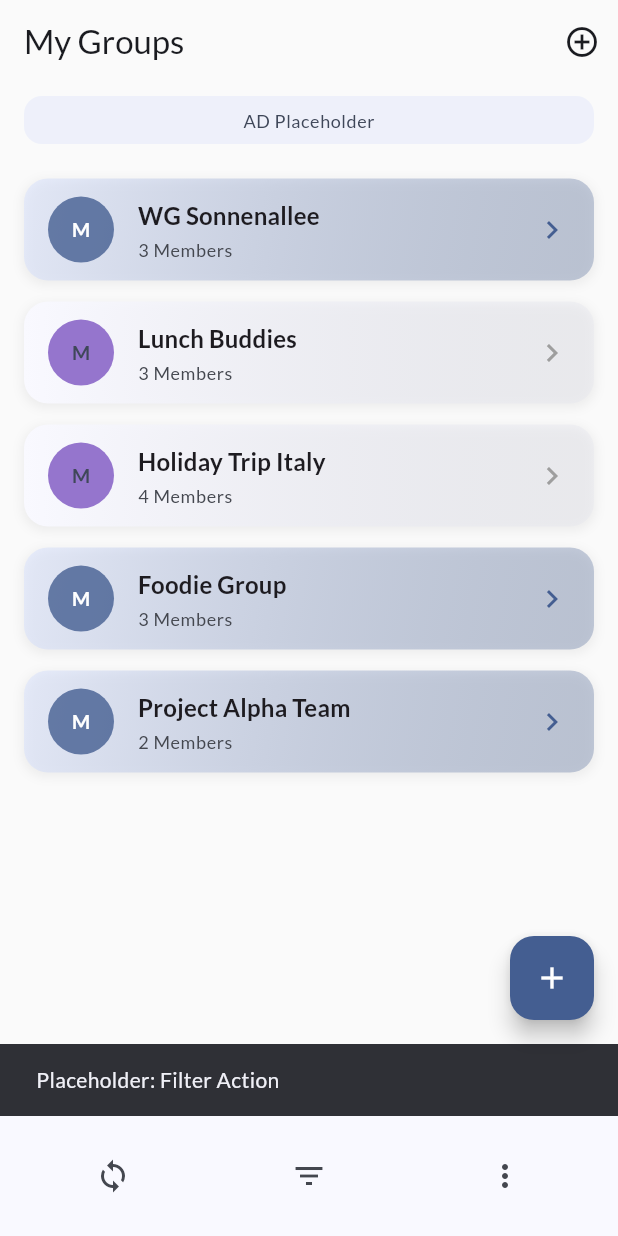
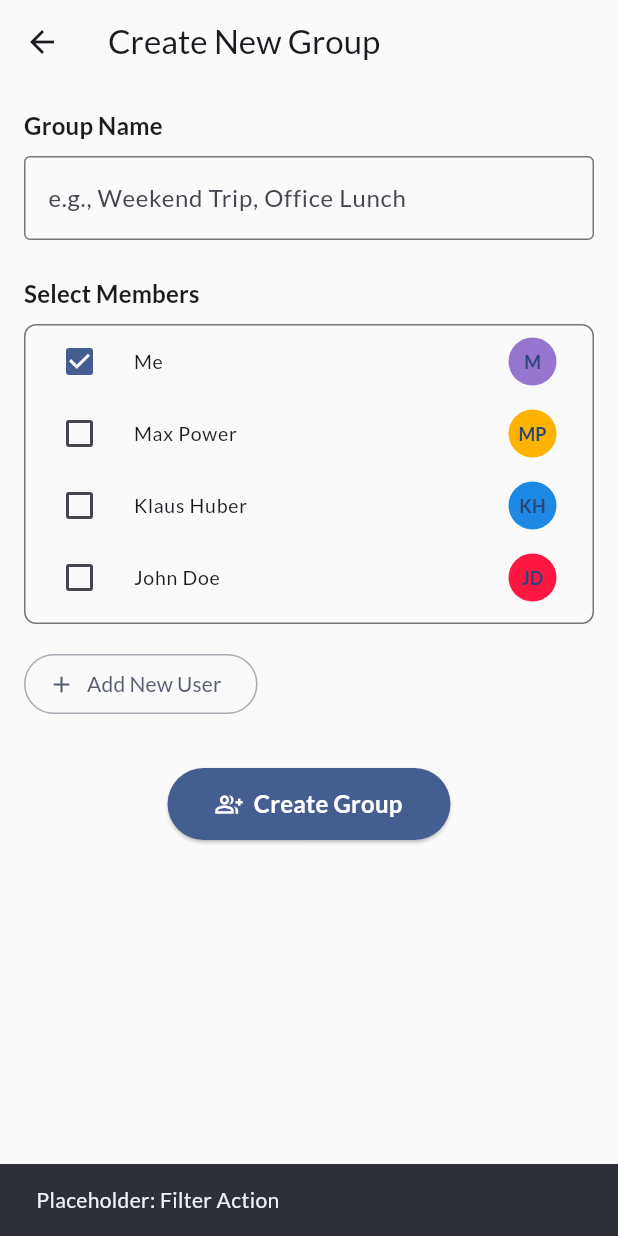
Before and after one commit to DonnerMarcel/Crossplatform_Project, a Flutter app: the screen it shows after launch, item 2 of the bottom bar chosen, after a tap on the "add circle outline" icon, on a phone screen of 412 x 824 dp. Run offline on Flutter 3.47's test engine with Material 3 defaults, Android fonts, the phone set to English and light mode, and no system bars; our stand-ins replace flutter_riverpod, google_fonts; accounts and stored records are empty.

Commit message:
Groups and User adding works

```diff
--- /dev/null
+++ b/lib/screens/add_group_screen.dart
@@ -0,0 +1,276 @@
+// lib/screens/add_group_screen.dart
+import 'package:flutter/material.dart';
+import 'package:flutter_riverpod/flutter_riverpod.dart';
+import 'package:collection/collection.dart'; // Import for firstWhereOrNull
+
+import '../models/models.dart';
+import '../providers.dart'; // To access GroupDataService
+
+class AddGroupScreen extends ConsumerStatefulWidget {
+  const AddGroupScreen({super.key});
+
+  @override
+  ConsumerState<AddGroupScreen> createState() => _AddGroupScreenState();
+}
+
+class _AddGroupScreenState extends ConsumerState<AddGroupScreen> {
+  final _formKey = GlobalKey<FormState>();
+  final _groupNameController = TextEditingController();
+  final _newUserNameController = TextEditingController();
+
+  // Local state to keep track of selected members
+  final Set<User> _selectedMembers = {};
+  // Local state to hold the list of all available users
+  List<User> _availableUsers = [];
+  // State to control visibility of the 'add new user' input
+  bool _showAddUserField = false;
+
+  @override
+  void initState() {
+    super.initState();
+    // Load initial available users when the screen loads
+    _availableUsers = ref.read(groupServiceProvider.notifier).getAllUsers();
+
+    // Automatically select the current user (if available)
+    // --- FIX: Declare currentUser as nullable (User?) ---
+    // --- FIX: Use firstWhereOrNull for safer lookup ---
+    final User? currentUser = _availableUsers.firstWhereOrNull(
+        (user) => user.name == 'Me' // Assuming 'Me' is the name in dummy_data
+        // No orElse needed with firstWhereOrNull, it returns null if not found
+        );
+
+    // Only add if currentUser was actually found
+    if (currentUser != null) {
+      _selectedMembers.add(currentUser);
+    }
+  }
+
+  @override
+  void dispose() {
+    _groupNameController.dispose();
+    _newUserNameController.dispose();
+    super.dispose();
+  }
+
+  // --- Method to add a newly created user ---
+  void _addNewUser() {
+    final newName = _newUserNameController.text.trim();
+    if (newName.isNotEmpty) {
+      // Check if user already exists (simple name check for now)
+      bool exists = _availableUsers.any((user) => user.name.toLowerCase() == newName.toLowerCase());
+      if (exists) {
+         ScaffoldMessenger.of(context).showSnackBar(
+           SnackBar(content: Text("User '$newName' already exists."))
+         );
+         return;
+      }
+
+      // Call the service to add the user
+      final newUser = ref.read(groupServiceProvider.notifier).addUser(newName);
+
+      // Update local state: add to available users and select them
+      setState(() {
+        // Ensure the list is updated before modifying selection
+        _availableUsers = ref.read(groupServiceProvider.notifier).getAllUsers();
+        _selectedMembers.add(newUser);
+        _showAddUserField = false; // Hide input field
+        _newUserNameController.clear(); // Clear the input field
+      });
+       ScaffoldMessenger.of(context).showSnackBar(
+         SnackBar(content: Text("User '${newUser.name}' added and selected."))
+       );
+    } else {
+       // Hide field if name is empty and button is pressed again
+       setState(() {
+         _showAddUserField = false;
+       });
+    }
+  }
+
+  // --- Method to save the new group ---
+  void _saveGroup() {
+    if (_formKey.currentState!.validate()) {
+      final groupName = _groupNameController.text.trim();
+      if (_selectedMembers.isEmpty) {
+        ScaffoldMessenger.of(context).showSnackBar(
+          const SnackBar(content: Text('Please select at least one member.'))
+        );
+        return;
+      }
+
+      // Call the service to add the group
+      ref.read(groupServiceProvider.notifier).addGroup(groupName, _selectedMembers.toList());
+
+      // Navigate back to the previous screen
+      Navigator.of(context).pop();
+       ScaffoldMessenger.of(context).showSnackBar(
+         SnackBar(content: Text("Group '$groupName' created."))
+       );
+    }
+  }
+
+  @override
+  Widget build(BuildContext context) {
+    final theme = Theme.of(context);
+    // Fetch the latest user list in build in case it changed via _addNewUser
+    // Note: This could be optimized if user list changes are rare during build
+    _availableUsers = ref.watch(groupServiceProvider.notifier).getAllUsers();
+
+
+    return Scaffold(
+      appBar: AppBar(
+        title: const Text('Create New Group'),
+      ),
+      body: SingleChildScrollView(
+        padding: const EdgeInsets.all(16.0),
+        child: Form(
+          key: _formKey,
+          child: Column(
+            crossAxisAlignment: CrossAxisAlignment.start,
+            children: [
+              // --- Group Name Input ---
+              Text('Group Name', style: theme.textTheme.titleMedium),
+              const SizedBox(height: 8),
+              TextFormField(
+                controller: _groupNameController,
+                decoration: const InputDecoration(
+                  hintText: 'e.g., Weekend Trip, Office Lunch',
+                  border: OutlineInputBorder(),
+                ),
+                validator: (value) {
+                  if (value == null || value.trim().isEmpty) {
+                    return 'Please enter a group name.';
+                  }
+                  return null;
+                },
+              ),
+              const SizedBox(height: 24),
+
+              // --- Member Selection ---
+              Text('Select Members', style: theme.textTheme.titleMedium),
+              const SizedBox(height: 8),
+              // List of available users with checkboxes
+              Container(
+                decoration: BoxDecoration(
+                  border: Border.all(color: theme.dividerColor),
+                  borderRadius: BorderRadius.circular(8),
+                ),
+                constraints: const BoxConstraints(maxHeight: 200), // Limit height
+                child: ListView.builder(
+                  shrinkWrap: true, // Important inside SingleChildScrollView
+                  itemCount: _availableUsers.length,
+                  itemBuilder: (context, index) {
+                    final user = _availableUsers[index];
+                    // Check selection based on the current _selectedMembers set
+                    final bool isSelected = _selectedMembers.any((selected) => selected.id == user.id);
+
+                    return CheckboxListTile(
+                      secondary: CircleAvatar( // Show user avatar
+                         backgroundColor: user.profileColor ?? theme.colorScheme.primaryContainer,
+                         foregroundColor: theme.colorScheme.onPrimaryContainer,
+                         radius: 16,
+                         child: Text(user.initials, style: const TextStyle(fontSize: 12)),
+                      ),
+                      title: Text(user.name),
+                      value: isSelected,
+                      onChanged: (bool? value) {
+                        setState(() {
+                          if (value == true) {
+                            // Add the actual user object from _availableUsers
+                            _selectedMembers.add(user);
+                          } else {
+                             // Remove based on ID match
+                            _selectedMembers.removeWhere((selected) => selected.id == user.id);
+                          }
+                        });
+                      },
+                      controlAffinity: ListTileControlAffinity.leading, // Checkbox on left
+                      dense: true,
+                    );
+                  },
+                ),
+              ),
+              const SizedBox(height: 16),
+
+              // --- Add New User Section ---
+              if (!_showAddUserField) // Show button if field is hidden
+                OutlinedButton.icon(
+                  icon: const Icon(Icons.add),
+                  label: const Text('Add New User'),
+                  onPressed: () {
+                    setState(() {
+                      _showAddUserField = true;
+                    });
+                  },
+                  style: OutlinedButton.styleFrom(
+                     foregroundColor: theme.colorScheme.secondary,
+                     side: BorderSide(color: theme.colorScheme.secondary.withOpacity(0.5)),
+                  ),
+                ),
+
+              if (_showAddUserField) // Show input field and buttons if requested
+                Column(
+                  crossAxisAlignment: CrossAxisAlignment.start,
+                  children: [
+                     Text('New User Name', style: theme.textTheme.labelLarge),
+                     const SizedBox(height: 4),
+                     Row(
+                       children: [
+                         Expanded(
+                           child: TextFormField(
+                             controller: _newUserNameController,
+                             autofocus: true,
+                             decoration: const InputDecoration(
+                               hintText: 'Enter name',
+                               border: OutlineInputBorder(),
+                               isDense: true,
+                             ),
+                             onFieldSubmitted: (_) => _addNewUser(), // Add on keyboard done
+                           ),
+                         ),
+                         IconButton(
+                           icon: const Icon(Icons.cancel_outlined),
+                           color: Colors.grey,
+                           tooltip: 'Cancel Add User',
+                           onPressed: () {
+                             setState(() {
+                               _showAddUserField = false;
+                               _newUserNameController.clear();
+                             });
+                           },
+                         ),
+                         IconButton(
+                           icon: const Icon(Icons.add_circle_outline),
+                           color: theme.colorScheme.primary,
+                           tooltip: 'Add User',
+                           onPressed: _addNewUser, // Call add user method
+                         ),
+                       ],
+                     ),
+                  ],
+                ),
+
+
+              const SizedBox(height: 32),
+
+              // --- Create Group Button ---
+              Center( // Center the button
+                child: ElevatedButton.icon(
+                  icon: const Icon(Icons.group_add_outlined),
+                  label: const Text('Create Group'),
+                  onPressed: _saveGroup,
+                  style: ElevatedButton.styleFrom(
+                    foregroundColor: theme.colorScheme.onPrimary,
+                    backgroundColor: theme.colorScheme.primary,
+                    padding: const EdgeInsets.symmetric(horizontal: 32, vertical: 12),
+                    textStyle: theme.textTheme.titleMedium,
+                  ),
+                ),
+              ),
+            ],
+          ),
+        ),
+      ),
+    );
+  }
+}
--- a/lib/screens/group_list_screen.dart
+++ b/lib/screens/group_list_screen.dart
@@ -8,6 +8,7 @@ import '../providers.dart';
 import '../data/dummy_data.dart';
 import '../models/models.dart';
 import 'main_screen.dart'; // Import MainScreen for navigation
+import 'add_group_screen.dart'; // Import the new screen
 import '../widgets/group_list/group_list_item.dart'; // Import the list item widget
 
 // Change StatefulWidget to ConsumerStatefulWidget
@@ -22,31 +23,31 @@ class GroupListScreen extends ConsumerStatefulWidget {
 // Change State to ConsumerState
 class _GroupListScreenState extends ConsumerState<GroupListScreen> {
   // Keep currentUser for now, ideally this would also come from a provider
+  // In a real app, get this via ref.watch(currentUserProvider) or similar
   final User currentUser = userMe;
-
-  // initState is no longer needed to initialize _groups
 
   // --- Navigation Logic ---
   void _navigateToGroup(PaymentGroup group) {
-     // --- CHANGE HERE: Pass groupId instead of the group object ---
+     // Navigate to MainScreen, passing the groupId
      Navigator.push(
       context,
       MaterialPageRoute(
-        // Pass only the ID to MainScreen
         builder: (context) => MainScreen(groupId: group.id),
       ),
     );
     // No .then() block needed - Riverpod handles state updates
   }
 
-  // --- Placeholder Actions --- (remain the same)
+  // --- MODIFIED: Navigate to Add Group Screen ---
   void _addGroup() {
-    // TODO: Implement adding a group via the GroupDataService
-    // Example: ref.read(groupServiceProvider.notifier).addGroup("New Group", [currentUser]);
-    ScaffoldMessenger.of(context).showSnackBar(
-      const SnackBar(content: Text('Placeholder: Add New Group Action'))
+    // Navigate to the AddGroupScreen
+    Navigator.push(
+      context,
+      MaterialPageRoute(builder: (context) => const AddGroupScreen()),
     );
   }
+
+  // --- Placeholder Actions --- (remain the same for now)
   void _onSync() {
       ScaffoldMessenger.of(context).showSnackBar(
         const SnackBar(content: Text('Placeholder: Sync Action'))
@@ -66,6 +67,7 @@ class _GroupListScreenState extends ConsumerState<GroupListScreen> {
   @override
   Widget build(BuildContext context) {
     // --- Use ref.watch to get the group list from the provider ---
+    // This automatically rebuilds the widget when the provider's state changes.
     final List<PaymentGroup> groupsToShow = ref.watch(groupServiceProvider);
 
     final theme = Theme.of(context);
@@ -73,11 +75,12 @@ class _GroupListScreenState extends ConsumerState<GroupListScreen> {
     return Scaffold(
       appBar: AppBar(
         title: const Text('My Groups'),
+        // Use the _addGroup method for the action button
         actions: [
           IconButton(
             icon: const Icon(Icons.add_circle_outline),
-            tooltip: 'Add Group (Placeholder)',
-            onPressed: _addGroup,
+            tooltip: 'Add New Group',
+            onPressed: _addGroup, // Navigate to AddGroupScreen
           ),
         ],
       ),
@@ -102,22 +105,27 @@ class _GroupListScreenState extends ConsumerState<GroupListScreen> {
               // --- Group List ---
               Expanded(
                   child: groupsToShow.isEmpty
-                    ? Center(
-                        child: Text(
-                          'No groups yet. Tap + to add one!',
-                          style: theme.textTheme.titleMedium?.copyWith(color: Colors.grey),
-                          )
+                    ? Center( // Show message if list is empty
+                        child: Padding(
+                          padding: const EdgeInsets.all(20.0),
+                          child: Text(
+                            'No groups yet.\nTap the + icon to create one!',
+                            textAlign: TextAlign.center,
+                            style: theme.textTheme.titleMedium?.copyWith(color: Colors.grey[600]),
+                          ),
+                        )
                       )
-                    : ListView.builder(
+                    : ListView.builder( // Build list if not empty
                       padding: const EdgeInsets.symmetric(horizontal: 16.0, vertical: 8.0),
                       itemCount: groupsToShow.length,
                       itemBuilder: (context, index) {
+                          // Get group data directly from the watched list
                           final group = groupsToShow[index];
                           // Use the styled GroupListItem
                           return GroupListItem(
                             group: group,
-                            currentUser: currentUser,
-                            // Pass the callback with the specific group object
+                            currentUser: currentUser, // Pass currentUser
+                            // Pass the navigation callback with the specific group object
                             onTap: () => _navigateToGroup(group),
                           );
                       },
@@ -126,7 +134,7 @@ class _GroupListScreenState extends ConsumerState<GroupListScreen> {
           ],
       ),
        floatingActionButton: FloatingActionButton(
-        onPressed: _addGroup,
+        onPressed: _addGroup, // FAB also navigates to AddGroupScreen
         tooltip: 'Add Group',
         child: const Icon(Icons.add),
       ),
--- a/lib/services/group_data_service.dart
+++ b/lib/services/group_data_service.dart
@@ -1,38 +1,84 @@
 // lib/services/group_data_service.dart
 import 'dart:math';
-import 'package:flutter_riverpod/flutter_riverpod.dart'; // Import Riverpod
+import 'package:flutter/material.dart'; // Import material for Colors
+import 'package:flutter_riverpod/flutter_riverpod.dart';
 
 import '../models/models.dart';
-import '../data/dummy_data.dart';
+import '../data/dummy_data.dart'; // Still needed for initial users
 
 // Make the service a StateNotifier, holding the list of groups as its state.
 class GroupDataService extends StateNotifier<List<PaymentGroup>> {
+  // --- Add state for all known users ---
+  // This list will hold all users, including newly created ones.
+  // In a real app, this would also be loaded/saved.
+  final List<User> _allUsers = [];
 
   // Constructor: Initialize the state by loading initial data.
-  // super() calls the StateNotifier constructor with the initial state.
-  GroupDataService() : super(_loadInitialData());
+  GroupDataService() : super(_loadInitialGroups()) {
+    // Also initialize the list of all known users
+    _loadInitialUsers();
+  }
 
-  // Static private method to load initial data (can be called by constructor)
-  static List<PaymentGroup> _loadInitialData() {
-    // Create a deep copy or ensure PaymentGroup is designed for mutation if needed.
+  // Static private method to load initial groups
+  static List<PaymentGroup> _loadInitialGroups() {
     final initialGroups = List<PaymentGroup>.from(dummyGroups);
-    print("GroupDataService: Initial data loaded from dummy_data.dart");
-    // TODO: Implement loading from persistent storage later
+    print("GroupDataService: Initial groups loaded.");
+    // TODO: Implement loading groups from persistent storage later
     return initialGroups;
   }
 
-  // --- Data Access Methods ---
+  // Private method to load initial users from dummy data
+  void _loadInitialUsers() {
+    // Add users defined in dummy_data.dart initially
+    // Ensure no duplicates if currentUser is also in the list explicitly
+    _allUsers.addAll([
+      userMe,
+      userMax,
+      userKlaus,
+      userJohn,
+      userAnna,
+      userSara,
+    ]);
+    // Remove duplicates just in case (based on ID)
+    final uniqueUserIds = <String>{};
+    _allUsers.retainWhere((user) => uniqueUserIds.add(user.id));
+    print("GroupDataService: Initial users loaded. Count: ${_allUsers.length}");
+    // TODO: Implement loading users from persistent storage later
+  }
 
-  // Get all groups directly from the current state.
-  // Riverpod automatically provides the current state list.
-  // You can access the current list via the 'state' property in widgets watching the provider.
-  // Example: ref.watch(groupServiceProvider) returns List<PaymentGroup>
-  // If you absolutely need a getter method: List<PaymentGroup> getAllGroups() => state;
+  // --- User Management Methods ---
 
-  // Finds a specific group by its ID from the current state. Returns null if not found.
+  // Returns a copy of the list of all known users
+  List<User> getAllUsers() {
+    return List.from(_allUsers);
+  }
+
+  // Adds a new user to the central list
+  // Returns the newly created User object
+  User addUser(String name) {
+    // Generate a unique ID
+    final newId = 'user-${DateTime.now().millisecondsSinceEpoch}-${Random().nextInt(999)}';
+    // Assign a random color (simple approach)
+    final randomColor = Colors.primaries[Random().nextInt(Colors.primaries.length)];
+    final newUser = User(
+      id: newId,
+      name: name.trim(),
+      profileColor: randomColor,
+      // totalPaid will be calculated per group context, starts at 0 conceptually
+    );
+    _allUsers.add(newUser);
+    print("GroupDataService: User '${newUser.name}' added with ID '${newUser.id}'.");
+    // TODO: Persist user list changes
+    // Note: We might need a separate StateNotifier for users if UI needs to react directly to user list changes.
+    // For now, AddGroupScreen will re-fetch the list after adding.
+    return newUser;
+  }
+
+
+  // --- Group Data Access Methods --- (getGroupById remains the same)
+
   PaymentGroup? getGroupById(String groupId) {
     try {
-      // Access the current list of groups via the 'state' property
       return state.firstWhere((group) => group.id == groupId);
     } catch (e) {
       print("Error in getGroupById: Group $groupId not found.");
@@ -40,64 +86,70 @@ class GroupDataService extends StateNotifier<List<PaymentGroup>> {
     }
   }
 
-  // --- Data Modification Methods ---
+  // --- Group Data Modification Methods --- (updateGroupName, addExpenseToGroup remain the same)
 
-  // Updates the name of a specific group.
   void updateGroupName(String groupId, String newName) {
-    // Create a new list based on the current state
     state = [
       for (final group in state)
         if (group.id == groupId)
-          // If models were immutable, we'd use copyWith:
-          // group.copyWith(name: newName)
-          // Since our model is mutable, we can modify and return it:
           PaymentGroup(
               id: group.id,
-              name: newName, // Update the name
+              name: newName,
               members: group.members,
               expenses: group.expenses)
         else
-          group, // Keep other groups unchanged
+          group,
     ];
     print("GroupDataService: Group '$groupId' name updated to '$newName'. State updated.");
-    // StateNotifier automatically notifies listeners when 'state' is reassigned.
-    // TODO: Persist changes to local storage later
+    // TODO: Persist changes
   }
 
-  // Adds a new expense to a specific group.
   void addExpenseToGroup(String groupId, Expense newExpense) {
      state = [
       for (final group in state)
         if (group.id == groupId)
-          // Create a new group instance with the added expense
           PaymentGroup(
             id: group.id,
             name: group.name,
             members: group.members,
-            // Create a new list for expenses, add the new one, and sort
-            expenses: List.from(group.expenses) // Create a mutable copy
+            expenses: List.from(group.expenses)
               ..add(newExpense)
               ..sort((a, b) => b.date.compareTo(a.date)),
           )
         else
-          group, // Keep other groups unchanged
+          group,
      ];
      print("GroupDataService: Expense '${newExpense.description}' added to group '$groupId'. State updated.");
-     // StateNotifier automatically notifies listeners.
-     // TODO: Persist changes to local storage later
+     // TODO: Persist changes
   }
 
-  // --- Placeholder for Future Methods ---
-
+  // --- ADD GROUP METHOD ---
+  // Adds a new group to the state list.
   void addGroup(String name, List<User> members) {
-    final newId = 'g_${DateTime.now().millisecondsSinceEpoch}_${Random().nextInt(999)}';
-    final newGroup = PaymentGroup(id: newId, name: name, members: members, expenses: []);
+    if (name.trim().isEmpty) {
+      print("GroupDataService: Cannot add group with empty name.");
+      return;
+    }
+    if (members.isEmpty) {
+       print("GroupDataService: Cannot add group with no members.");
+       // Or decide if groups with 0 members initially are allowed
+       return;
+    }
+    // Generate a unique ID for the group
+    final newId = 'group-${DateTime.now().millisecondsSinceEpoch}-${Random().nextInt(999)}';
+    final newGroup = PaymentGroup(
+      id: newId,
+      name: name.trim(),
+      members: List.from(members), // Use a copy of the members list
+      expenses: [], // Start with empty expenses
+    );
     // Add the new group to the existing state list
     state = [...state, newGroup]; // Creates a new list
     print("GroupDataService: Group '$name' added with ID '$newId'. State updated.");
-    // TODO: Persist changes
+    // TODO: Persist group list changes
   }
 
+  // --- Delete Group Method --- (Uncommented and uses state)
   void deleteGroup(String groupId) {
     final initialLength = state.length;
     // Filter out the group to be deleted, creating a new list
@@ -110,6 +162,41 @@ class GroupDataService extends StateNotifier<List<PaymentGroup>> {
     }
   }
 
-  // void addMemberToGroup(String groupId, User newMember) { ... update state ... }
-  // void removeMemberFromGroup(String groupId, String userId) { ... update state ... }
+  // --- Placeholder for Member Management ---
+  // void addMemberToGroup(String groupId, User newMember) {
+  //    state = [
+  //     for (final group in state)
+  //       if (group.id == groupId)
+  //          PaymentGroup(
+  //             id: group.id,
+  //             name: group.name,
+  //             // Add member if not already present
+  //             members: group.members.contains(newMember) ? group.members : [...group.members, newMember],
+  //             expenses: group.expenses
+  //           )
+  //       else
+  //         group,
+  //    ];
+  //    print("GroupDataService: Member '${newMember.name}' added to group '$groupId'. State updated.");
+  //    // TODO: Persist changes
+  // }
+
+  // void removeMemberFromGroup(String groupId, String userId) {
+  //    state = [
+  //     for (final group in state)
+  //       if (group.id == groupId)
+  //          PaymentGroup(
+  //             id: group.id,
+  //             name: group.name,
+  //             // Filter out the member
+  //             members: group.members.where((member) => member.id != userId).toList(),
+  //             expenses: group.expenses
+  //             // TODO: Consider how removing a member affects expense splitting/balances
+  //           )
+  //       else
+  //         group,
+  //    ];
+  //    print("GroupDataService: Member '$userId' removed from group '$groupId'. State updated.");
+  //    // TODO: Persist changes
+  // }
 }
```
Also changed, not shown: 4 other files.
